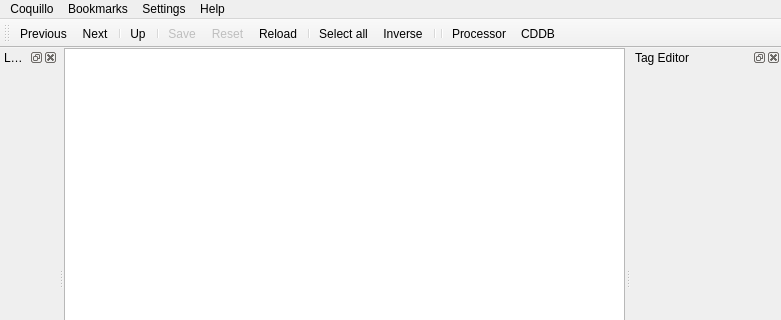
The window that src/ui/MainWindow.ui (sjuvonen/coquillo) describes before a commit, drawn with Qt 5; both pictures show x 0 to 781 and y 0 to 320 of the 781 by 530 pixel window.
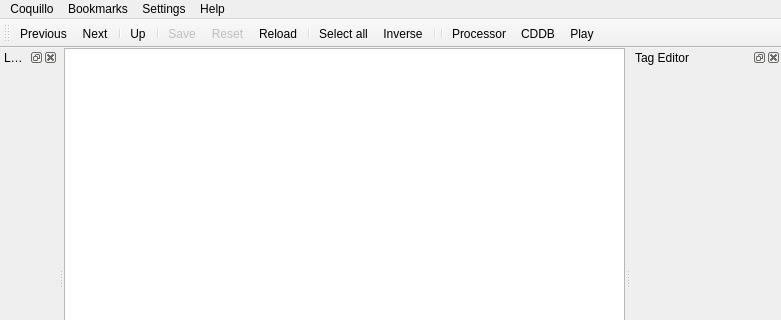
The same window after the commit. Icons and pictures are not drawn. Custom widgets are drawn as their Qt base class.

Patch:
```diff
--- a/src/ui/MainWindow.ui
+++ b/src/ui/MainWindow.ui
@@ -649,6 +649,7 @@
    <addaction name="separator"/>
    <addaction name="actionToggleProcessor"/>
    <addaction name="actionToggleCddb"/>
+   <addaction name="actionPlayCurrent"/>
   </widget>
   <widget class="QStatusBar" name="statusbar"/>
   <action name="actionQuit">
@@ -896,6 +897,17 @@
     <string>Delete file from disk</string>
    </property>
   </action>
+  <action name="actionPlayCurrent">
+   <property name="checkable">
+    <bool>true</bool>
+   </property>
+   <property name="text">
+    <string>Play</string>
+   </property>
+   <property name="toolTip">
+    <string>Play selected track</string>
+   </property>
+  </action>
  </widget>
  <customwidgets>
   <customwidget>
```
Left out of the diff: 36 changed lines with no effect on the pictures.
